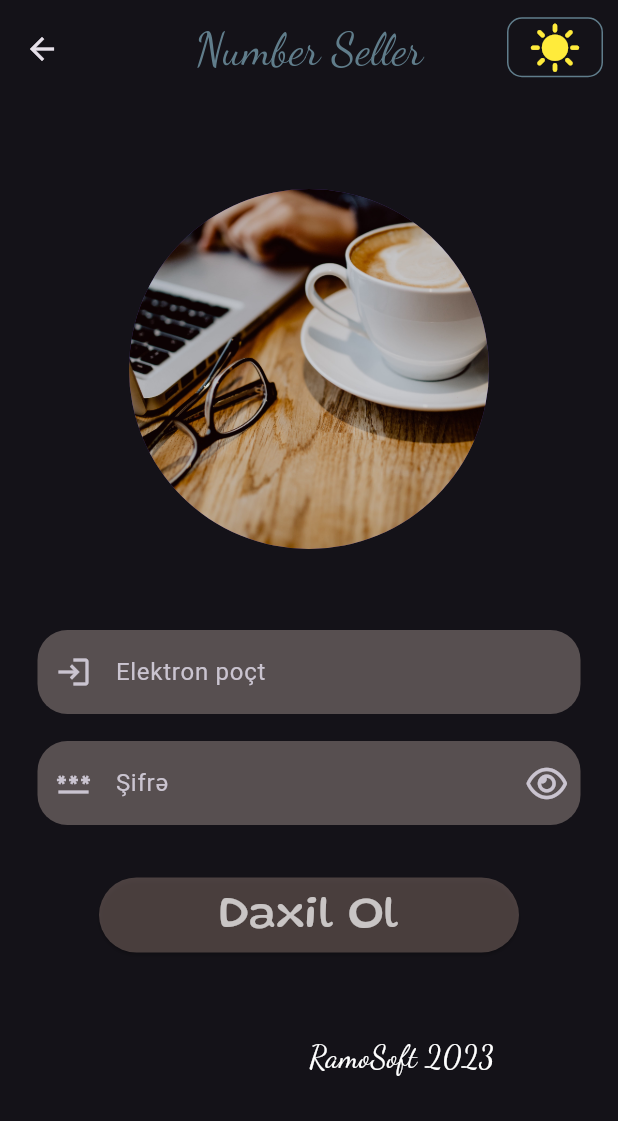
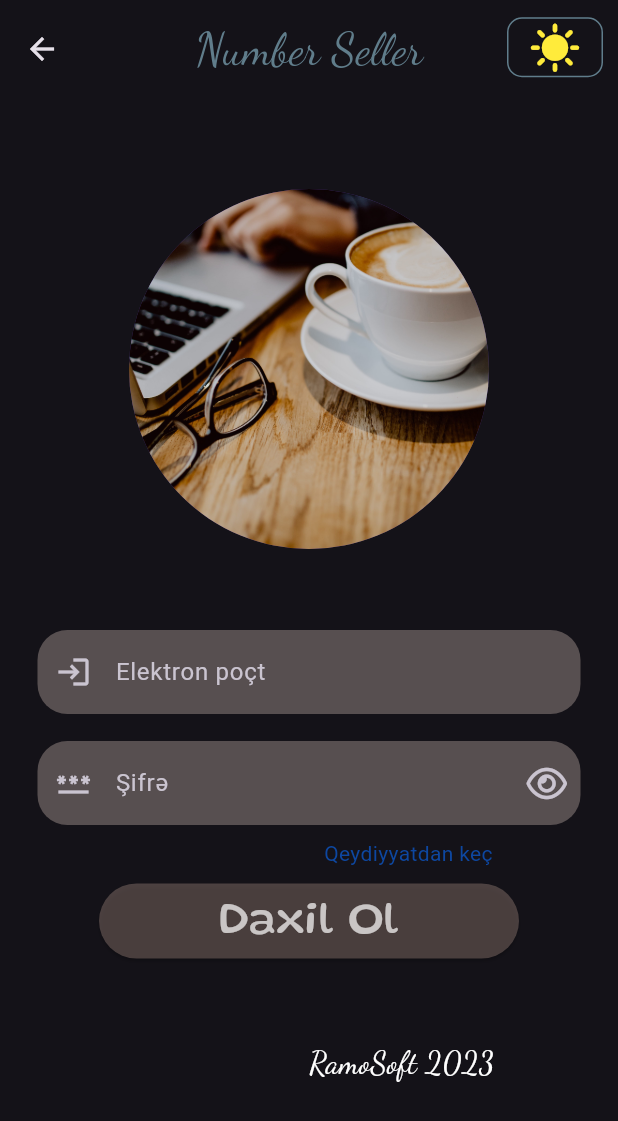
Before and after one commit to ramo828/numb_v4, a Flutter app: the LoginScreen screen opened directly, on a phone screen of 412 x 824 dp. Shown: the top 1121 px of the screen. Run offline on Flutter 3.47's test engine with Material 3 defaults, Android fonts, the phone set to English and light mode, and no system bars; drawn by our look-alikes of flutter_animate; our stand-ins replace cloud_firestore, dots_indicator, firebase_auth, firebase_core, font_awesome_flutter, shared_preferences; accounts and stored records are empty.

```diff
--- a/lib/pages/login_page.dart
+++ b/lib/pages/login_page.dart
@@ -1,3 +1,4 @@
+import 'package:e_com/pages/register_page.dart';
 import 'package:e_com/pages/work_home.dart';
 import 'package:e_com/themes/model_theme.dart';
 import 'package:firebase_auth/firebase_auth.dart';
@@ -8,6 +9,20 @@ import 'package:provider/provider.dart';
 
 bool showPass = true;
 bool darkTheme = false;
+// ignore: non_constant_identifier_names
+List color = [
+  Colors.blue.shade50,
+  Colors.blue.shade100,
+  Colors.blue.shade200,
+  Colors.blue.shade300,
+  Colors.blue.shade400,
+  Colors.blue.shade500,
+  Colors.blue.shade600,
+  Colors.blue.shade700,
+  Colors.blue.shade800,
+  Colors.blue.shade900,
+];
+int colorIndex = color.length - 1;
 
 class LoginScreen extends StatefulWidget {
   @override
@@ -180,8 +195,30 @@ class _LoginScreenState extends State<LoginScreen> {
                   ),
                 ),
               ).animate().fade(duration: 2000.ms).slide(),
-              const SizedBox(
-                height: 16,
+              Padding(
+                padding: const EdgeInsets.only(left: 200, top: 0),
+                child: GestureDetector(
+                  child: Text("Qeydiyyatdan keç",
+                      style: TextStyle(
+                        color: color[colorIndex],
+                      )),
+                  onTap: () {
+                    setState(() {
+                      print(colorIndex);
+                      if (colorIndex == 0)
+                        colorIndex = color.length - 1;
+                      else {
+                        colorIndex--;
+                      }
+                    });
+                    Navigator.push(
+                      context,
+                      MaterialPageRoute(
+                        builder: (context) => register(),
+                      ),
+                    );
+                  },
+                ),
               ),
               Padding(
                 padding: const EdgeInsets.only(
@@ -254,7 +291,9 @@ class _LoginScreenState extends State<LoginScreen> {
       child: OutlinedButton(
         style: OutlinedButton.styleFrom(
           padding: const EdgeInsets.symmetric(
-              horizontal: 10, vertical: 0), // Boyutu ayarla
+            horizontal: 10,
+            vertical: 0,
+          ), // Boyutu ayarla
           shape: RoundedRectangleBorder(
               borderRadius:
                   BorderRadius.circular(10)), // Kenar yuvarlaklığı ayarla
```
Also changed, not shown: lib/pages/first_page.dart (+11 -2 lines), lib/pages/register_page.dart (added, +21 -0 lines).
